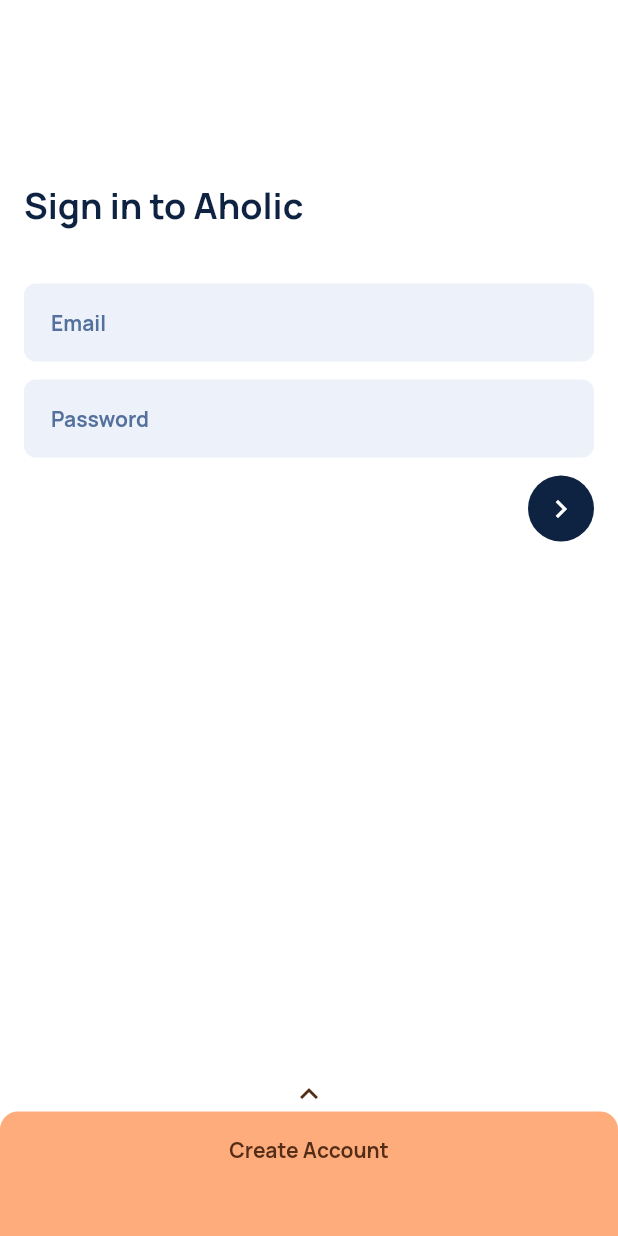
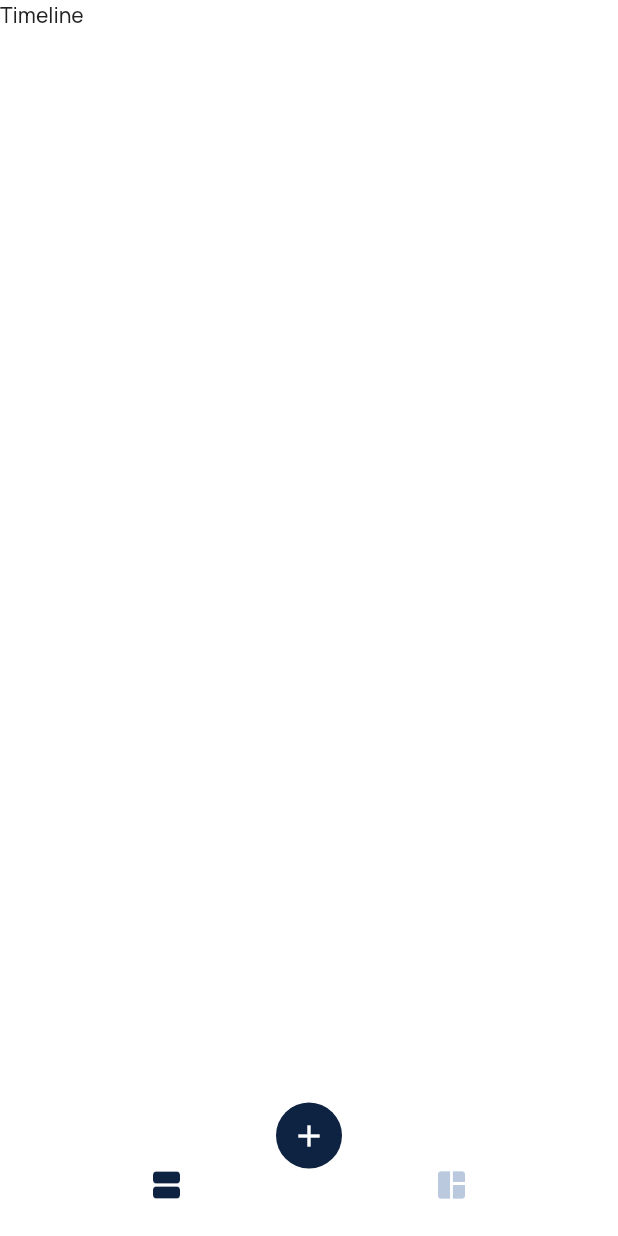
Before and after one commit to ChromiumIV/aholic, a Flutter app: the screen it shows after launch, on a phone screen of 412 x 824 dp. Run offline on Flutter 3.47's test engine with Material 2 defaults, Android fonts, the phone set to English and light mode, and no system bars; our stand-ins replace auto_route, easy_localization, hooks_riverpod, yaml.

Commit message:
feat: update UI

```diff
--- /dev/null
+++ b/lib/presentation/page_fragments/space_page_fragment.dart
@@ -0,0 +1,11 @@
+import 'package:flutter/material.dart';
+import 'package:hooks_riverpod/hooks_riverpod.dart';
+
+class SpacePageFragment extends ConsumerWidget {
+  const SpacePageFragment({Key? key}) : super(key: key);
+
+  @override
+  Widget build(BuildContext context, WidgetRef ref) {
+    return Container();
+  }
+}
--- /dev/null
+++ b/lib/presentation/page_fragments/timeline_page_fragment.dart
@@ -0,0 +1,13 @@
+import 'package:flutter/material.dart';
+import 'package:hooks_riverpod/hooks_riverpod.dart';
+
+class TimelinePageFragment extends ConsumerWidget {
+  const TimelinePageFragment({Key? key}) : super(key: key);
+
+  @override
+  Widget build(BuildContext context, WidgetRef ref) {
+    return Container(
+      child: Text('Timeline'),
+    );
+  }
+}
--- /dev/null
+++ b/lib/presentation/pages/main_page.dart
@@ -0,0 +1,51 @@
+import 'package:aholic/presentation/page_fragments/space_page_fragment.dart';
+import 'package:aholic/presentation/page_fragments/timeline_page_fragment.dart';
+import 'package:flutter/material.dart';
+import 'package:hooks_riverpod/hooks_riverpod.dart';
+
+import '../../widgets/ahl_bottom_navigation_bar.dart';
+
+class MainPage extends ConsumerStatefulWidget {
+  const MainPage({Key? key}) : super(key: key);
+
+  @override
+  ConsumerState<ConsumerStatefulWidget> createState() => _MainPageState();
+}
+
+class _MainPageState extends ConsumerState<MainPage> {
+  int _index = 0;
+
+  @override
+  Widget build(BuildContext context) {
+    return Scaffold(
+      backgroundColor: Colors.white,
+      body: Column(
+        children: [
+          Row(
+            children: [],
+          ),
+          Expanded(
+            child: IndexedStack(
+              index: _index,
+              children: const [
+                TimelinePageFragment(),
+                SpacePageFragment(),
+              ],
+            ),
+          ),
+          AhlBottomNavigationBar(
+            icons: const [
+              Icons.view_agenda,
+              Icons.space_dashboard,
+            ],
+            onTabSelected: (index) {
+              setState(() {
+                _index = index;
+              });
+            },
+          ),
+        ],
+      ),
+    );
+  }
+}
--- a/lib/presentation/pages/sign_in_page.dart
+++ b/lib/presentation/pages/sign_in_page.dart
@@ -49,6 +49,7 @@
                   AhlTextField(
                     hintText: 'label.password'.tr(),
                     obscureText: true,
+                    padding: const EdgeInsets.only(bottom: 24),
                   ),
                   const Align(
                     alignment: Alignment.centerRight,
--- a/lib/presentation/router/app_router.dart
+++ b/lib/presentation/router/app_router.dart
@@ -2,6 +2,7 @@
 import 'package:auto_route/auto_route.dart';
 import 'package:flutter/material.dart';
 
+import '../pages/main_page.dart';
 import '../pages/sign_in_page.dart';
 
 part 'app_router.gr.dart';
@@ -9,8 +10,9 @@
 @MaterialAutoRouter(
   replaceInRouteName: 'Page,Route',
   routes: <AutoRoute>[
-    AutoRoute(initial: true, page: SignInPage),
+    AutoRoute(path: '/login', page: SignInPage),
     AutoRoute(path: '/register', page: RegisterPage),
+    AutoRoute(initial: true, path: '/main', page: MainPage),
     // AutoRoute(initial: true, path: '/login', page: SignInPage),
   ],
 )
--- /dev/null
+++ b/lib/widgets/ahl_bottom_navigation_bar.dart
@@ -0,0 +1,72 @@
+import 'package:aholic/widgets/ahl_icon_button.dart';
+import 'package:collection/collection.dart';
+import 'package:flutter/material.dart';
+
+import '../theme/ahl_colors.dart';
+
+class AhlBottomNavigationBar extends StatefulWidget {
+  const AhlBottomNavigationBar({
+    Key? key,
+    required this.icons,
+    this.onTabSelected,
+    this.onFabPressed,
+  }) : super(key: key);
+
+  final List<IconData> icons;
+  final void Function(int)? onTabSelected;
+  final void Function()? onFabPressed;
+
+  @override
+  State<AhlBottomNavigationBar> createState() => _AhlBottomNavigationBarState();
+}
+
+class _AhlBottomNavigationBarState extends State<AhlBottomNavigationBar> {
+  int _index = 0;
+
+  @override
+  Widget build(BuildContext context) {
+    final iconButtons = <Widget>[];
+
+    widget.icons.forEachIndexed((index, icon) {
+      iconButtons.add(
+        AhlIconButton(
+          icon: icon,
+          fillColor: Colors.white,
+          iconColor: _index == index ? AhlColors.primary : AhlColors.primary40,
+          onTap: () {
+            setState(() {
+              _index = index;
+            });
+
+            if (widget.onTabSelected != null) {
+              widget.onTabSelected!(index);
+            }
+          },
+        ),
+      );
+    });
+
+    return Stack(
+      children: [
+        Container(
+          color: Colors.white,
+          child: Padding(
+            padding: const EdgeInsets.symmetric(vertical: 12, horizontal: 16),
+            child: Row(
+              mainAxisSize: MainAxisSize.max,
+              mainAxisAlignment: MainAxisAlignment.spaceAround,
+              children: iconButtons,
+            ),
+          ),
+        ),
+        Align(
+          alignment: Alignment.topCenter,
+          child: Container(
+            transform: Matrix4.translationValues(0, -21, 0),
+            child: const AhlIconButton(icon: Icons.add),
+          ),
+        )
+      ],
+    );
+  }
+}
--- a/pubspec.yaml
+++ b/pubspec.yaml
@@ -40,6 +40,7 @@
   easy_localization_loader: ^1.0.0
   yaml: ^3.1.1
   auto_route: ^4.2.0
+  collection: ^1.16.0
 
 dev_dependencies:
   flutter_test:
```
Also changed, not shown: lib/presentation/router/app_router.gr.dart, pubspec.lock.
